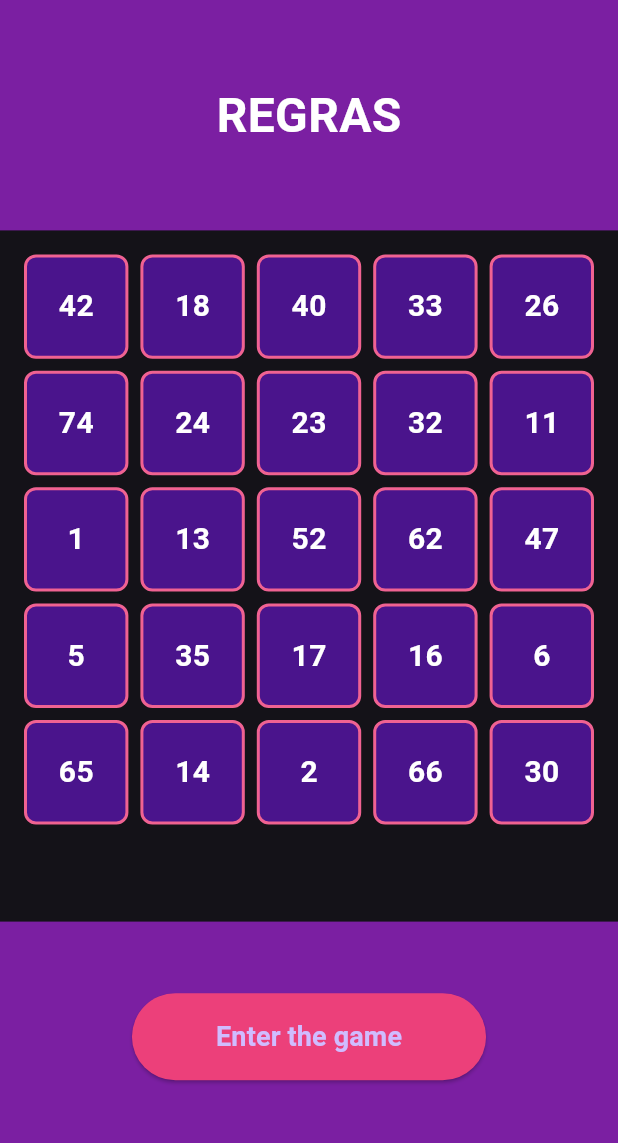
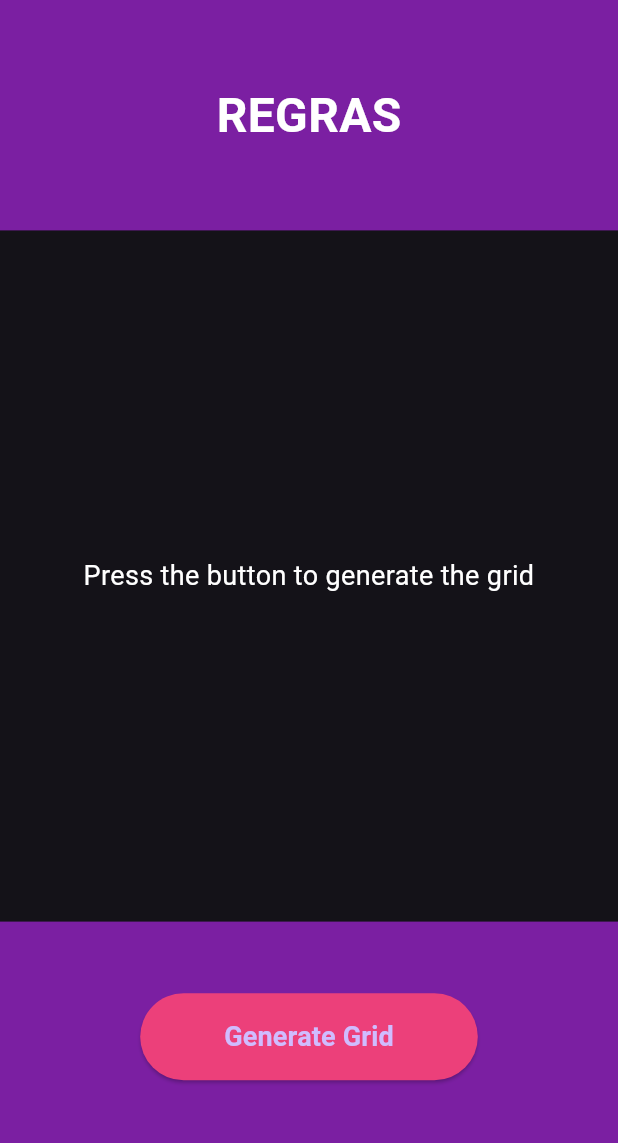
Before and after one commit to netomarques/bingo_carvalho, a Flutter app: the screen it shows after launch, on a phone screen of 412 x 824 dp, the part 84-1227 px from its top. Run offline on Flutter 3.47's test engine with Material 3 defaults, Android fonts, the phone set to English and light mode, and no system bars.

Commit message:
Grid com números gerado ao tocar no botão

```diff
--- a/lib/main.dart
+++ b/lib/main.dart
@@ -1,3 +1,4 @@
+import 'package:bingo_carvalho/widgets/bingo_grid.dart';
 import 'package:flutter/material.dart';
 import 'dart:math';
 
@@ -16,7 +17,22 @@
   }
 }
 
-class BingoScreen extends StatelessWidget {
+class BingoScreen extends StatefulWidget {
+  @override
+  _BingoScreenState createState() => _BingoScreenState();
+}
+
+class _BingoScreenState extends State<BingoScreen> {
+  List<int> numbers = [];
+
+  void generateGrid() {
+    setState(() {
+      List<int> allNumbers = List.generate(75, (index) => index + 1);
+      allNumbers.shuffle(Random());
+      numbers = allNumbers.take(25).toList();
+    });
+  }
+
   @override
   Widget build(BuildContext context) {
     return Scaffold(
@@ -47,7 +63,18 @@
             flex: 6,
             child: Padding(
               padding: const EdgeInsets.all(16.0),
-              child: BingoGrid(),
+              child: numbers.isEmpty
+                  ? Center(
+                      child: Text(
+                        "Press the button to generate the grid",
+                        style: TextStyle(
+                          color: Colors.white,
+                          fontSize: 18,
+                        ),
+                        textAlign: TextAlign.center,
+                      ),
+                    )
+                  : BingoGrid(numbers: numbers),
             ),
           ),
           Expanded(
@@ -56,9 +83,7 @@
               color: Colors.purple.shade700,
               child: Center(
                 child: ElevatedButton(
-                  onPressed: () {
-                    // Lógica do jogo
-                  },
+                  onPressed: generateGrid,
                   style: ElevatedButton.styleFrom(
                     backgroundColor: Colors.pink.shade400,
                     shape: RoundedRectangleBorder(
@@ -69,7 +94,7 @@
                     padding:
                         EdgeInsets.symmetric(horizontal: 32.0, vertical: 16.0),
                     child: Text(
-                      "Enter the game",
+                      "Generate Grid",
                       style:
                           TextStyle(fontSize: 18, fontWeight: FontWeight.bold),
                     ),
@@ -83,40 +108,3 @@
     );
   }
 }
-
-class BingoGrid extends StatelessWidget {
-  @override
-  Widget build(BuildContext context) {
-    List<int> allNumbers = List.generate(75, (index) => index + 1);
-    allNumbers.shuffle(Random());
-    List<int> numbers = allNumbers.take(25).toList();
-
-    return GridView.builder(
-      gridDelegate: const SliverGridDelegateWithFixedCrossAxisCount(
-        crossAxisCount: 5,
-        mainAxisSpacing: 8.0,
-        crossAxisSpacing: 8.0,
-      ),
-      itemCount: numbers.length,
-      itemBuilder: (context, index) {
-        return Container(
-          decoration: BoxDecoration(
-            color: Colors.purple.shade900,
-            borderRadius: BorderRadius.circular(8.0),
-            border: Border.all(color: Colors.pink.shade300, width: 2),
-          ),
-          child: Center(
-            child: Text(
-              numbers[index].toString(),
-              style: const TextStyle(
-                color: Colors.white,
-                fontSize: 20,
-                fontWeight: FontWeight.bold,
-              ),
-            ),
-          ),
-        );
-      },
-    );
-  }
-}
```
Also changed, not shown: lib/widgets/bingo_grid.dart (added, +53 -0 lines).
